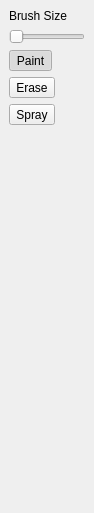
First picture: the form in forms/BrushDockWidget.ui, repository NCCA/LayoutTool, before the edit.
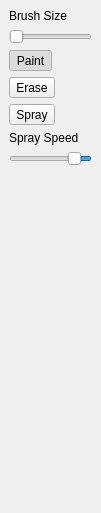
Second picture: the form after the edit.

Commit message: added a spray control that uses a timer

```diff
--- a/forms/BrushDockWidget.ui
+++ b/forms/BrushDockWidget.ui
@@ -6,7 +6,7 @@
    <rect>
     <x>0</x>
     <y>0</y>
-    <width>94</width>
+    <width>101</width>
     <height>513</height>
    </rect>
   </property>
@@ -16,7 +16,7 @@
   <widget class="QWidget" name="dockWidgetContents">
    <layout class="QVBoxLayout" name="verticalLayout">
     <item>
-     <widget class="QLabel" name="spray_button">
+     <widget class="QLabel" name="label">
       <property name="text">
        <string>Brush Size</string>
       </property>
@@ -74,7 +74,7 @@
      </widget>
     </item>
     <item>
-     <widget class="QToolButton" name="toolButton_3">
+     <widget class="QToolButton" name="spray_button">
       <property name="text">
        <string>Spray</string>
       </property>
@@ -86,6 +86,38 @@
       </attribute>
      </widget>
     </item>
+    <item>
+     <widget class="QLabel" name="label_2">
+      <property name="text">
+       <string>Spray Speed</string>
+      </property>
+     </widget>
+    </item>
+    <item>
+     <widget class="QSlider" name="spray_speed">
+      <property name="minimum">
+       <number>0</number>
+      </property>
+      <property name="maximum">
+       <number>20</number>
+      </property>
+      <property name="singleStep">
+       <number>1</number>
+      </property>
+      <property name="pageStep">
+       <number>2</number>
+      </property>
+      <property name="value">
+       <number>3</number>
+      </property>
+      <property name="orientation">
+       <enum>Qt::Horizontal</enum>
+      </property>
+      <property name="invertedAppearance">
+       <bool>true</bool>
+      </property>
+     </widget>
+    </item>
     <item>
      <spacer name="verticalSpacer">
       <property name="orientation">
```
The commit also changes 1 other file.
